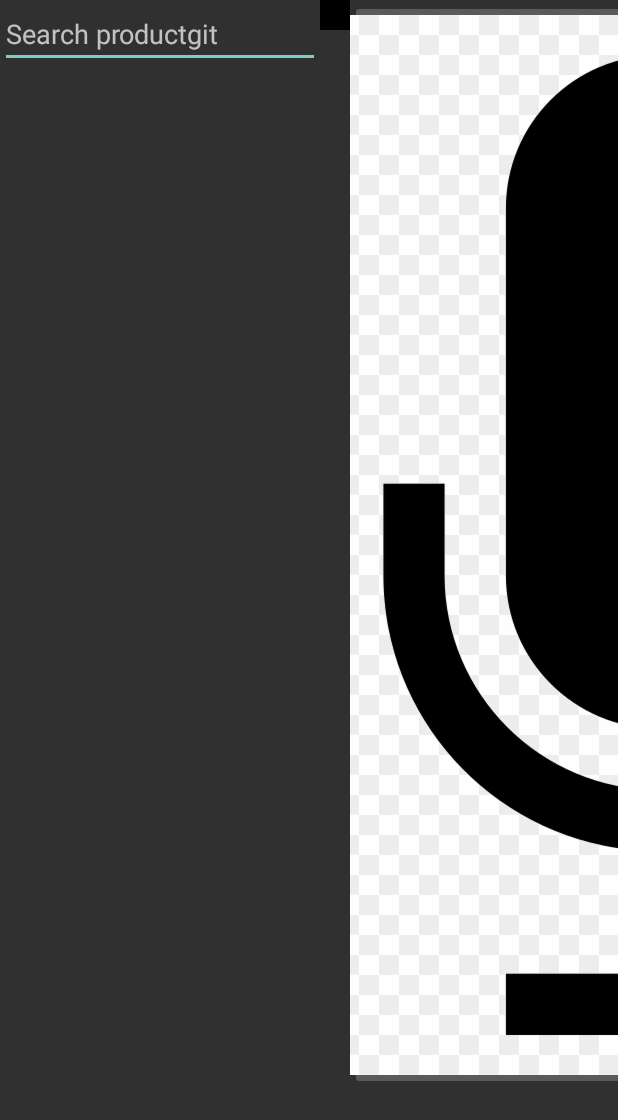
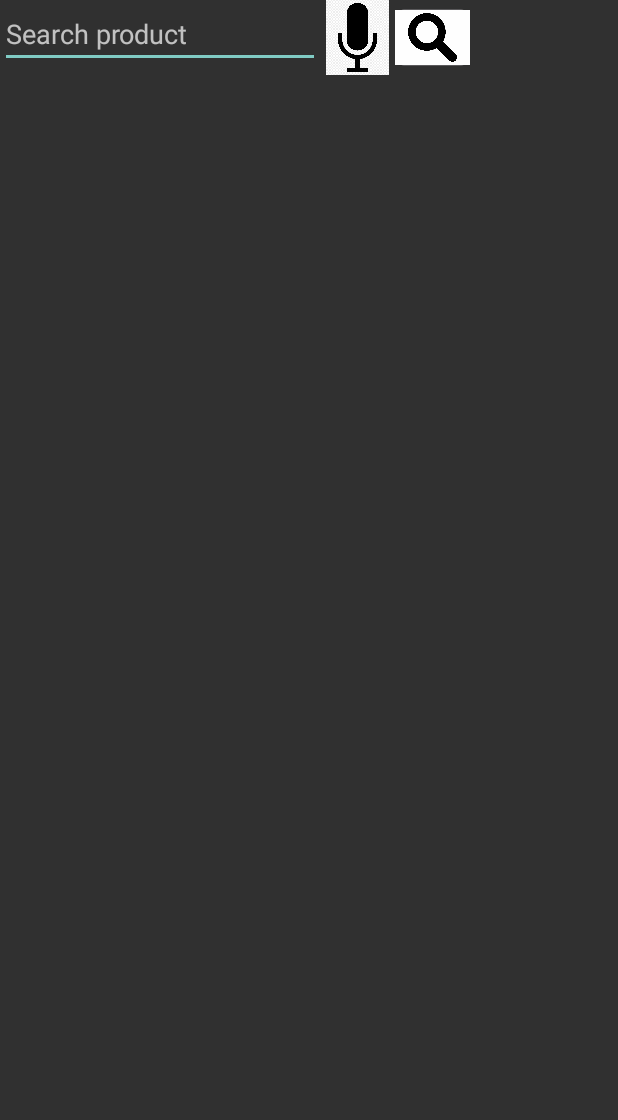
Before and after one commit to WesleyNieuwenhuijse/product_app, an Android app: the MainActivity screen opened directly, with no data from a screen before it, on a phone screen of 412 x 824 dp. Shown: the top 1120 px of the screen. Run offline under Robolectric (Android 15) with nearby library versions, the phone set to English and light mode, and no system bars.

Commit message:
activity update

```diff
--- a/app/src/main/res/layout/activity_main.xml
+++ b/app/src/main/res/layout/activity_main.xml
@@ -6,44 +6,54 @@
     android:layout_height="match_parent"
     tools:context=".MainActivity">
 
+    <androidx.cardview.widget.CardView
+        android:id="@+id/cardView"
+        app:layout_constraintTop_toBottomOf="@+id/barrierTop"
+        app:layout_constraintLeft_toLeftOf="parent"
+        android:layout_width="409dp"
+        android:layout_height="wrap_content"
+        />
+    <androidx.constraintlayout.widget.ConstraintLayout
+        android:id="@+id/barrierTop"
+        android:layout_width="match_parent"
+        android:layout_height="50dp"
+        app:layout_constraintLeft_toLeftOf="parent"
+        app:layout_constraintTop_toTopOf="parent">
+
         <EditText
             android:id="@+id/editText"
             android:layout_width="wrap_content"
             android:layout_height="wrap_content"
             android:ems="10"
+            android:hint="@string/search_product"
             android:inputType="textPersonName"
-        android:hint="@string/search_product"
             android:visibility="visible"
             app:layout_constraintLeft_toLeftOf="parent"
             app:layout_constraintTop_toTopOf="parent" />
-
-    <androidx.cardview.widget.CardView
-        android:id="@+id/cardView"
-        app:layout_constraintTop_toBottomOf="@+id/editText"
-        app:layout_constraintLeft_toLeftOf="parent"
-        android:layout_width="409dp"
-        android:layout_height="wrap_content"
-        />
 
         <ImageButton
             android:id="@+id/speak_button"
             app:layout_constraintLeft_toRightOf="@+id/editText"
             app:layout_constraintTop_toTopOf="parent"
             app:layout_constrainedHeight="@+id/editText"
-        android:layout_width="20dp"
-        android:layout_height="20dp"
+            android:layout_width="50dp"
+            android:layout_height="match_parent"
             android:src="@mipmap/speaker"
-        android:text="Button"
+            android:adjustViewBounds="true"
+            android:padding="0dp"
+            android:scaleType="fitCenter"
             />
 
         <ImageButton
             android:id="@+id/search_button"
             app:layout_constraintLeft_toRightOf="@+id/speak_button"
             app:layout_constraintTop_toTopOf="parent"
-        android:layout_width="wrap_content"
-        android:layout_height="wrap_content"
-        android:src="@mipmap/speaker"
-        android:text="Button"
+            android:layout_width="50dp"
+            android:layout_height="match_parent"
+            android:src="@mipmap/magnifying"
+            android:adjustViewBounds="true"
+            android:padding="0dp"
+            android:scaleType="fitCenter"
             />
-
     </androidx.constraintlayout.widget.ConstraintLayout>
+</androidx.constraintlayout.widget.ConstraintLayout>
--- a/app/src/main/res/values/strings.xml
+++ b/app/src/main/res/values/strings.xml
@@ -1,5 +1,5 @@
 <resources>
     <string name="app_name">productApp</string>
     <string name="product">Product</string>
-    <string name="search_product">Search productgit </string>
+    <string name="search_product">Search product</string>
 </resources>
```
Also changed, not shown: app/src/main/res/mipmap-hdpi/magnifying.jpeg (added). Lines whose indentation alone changed are shown as unchanged.
